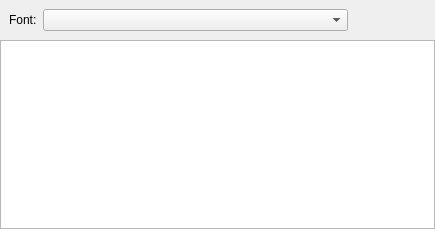
First picture: the form in UI-Qt/QUOpenFontDialog.ui, repository frinkr/FontViewer, before the edit.
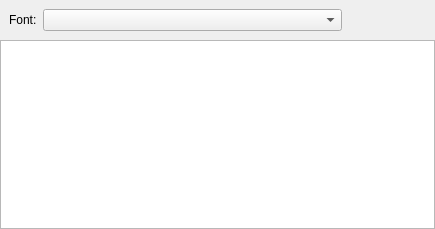
Second picture: the form after the edit. Icons and pictures are not drawn. Custom widgets are drawn as their Qt base class.

Commit message: dock widget titlebar: close button

Diff of the .ui file:
```diff
--- a/UI-Qt/QUOpenFontDialog.ui
+++ b/UI-Qt/QUOpenFontDialog.ui
@@ -51,9 +51,6 @@
       </item>
       <item>
        <layout class="QHBoxLayout" name="horizontalLayout">
-        <property name="spacing">
-         <number>3</number>
-        </property>
         <item>
          <widget class="QPushButton" name="browseButton">
           <property name="sizePolicy">
```
The commit also changes 1 other file.
